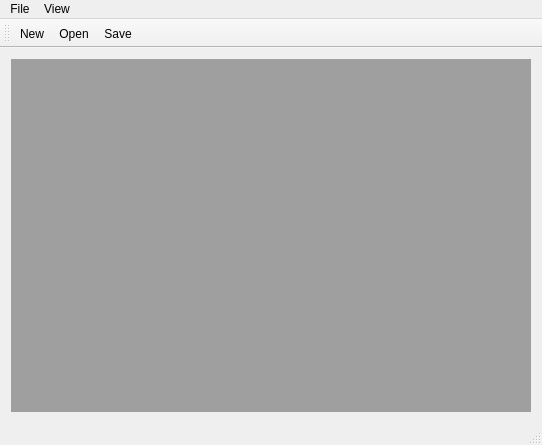
This is src/apps/Daqster/mainwindow.ui in samiavasil/temporary as Qt 5 draws it before an edit. The edited form follows.
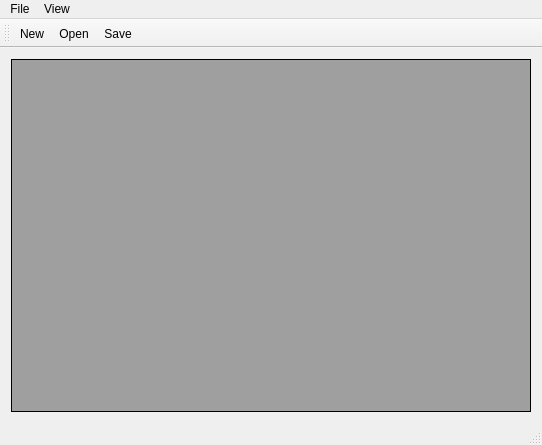
This is the edited form. Icons and pictures are not drawn.

Patch:
```diff
--- a/src/apps/Daqster/mainwindow.ui
+++ b/src/apps/Daqster/mainwindow.ui
@@ -32,11 +32,20 @@
       <property name="mouseTracking">
        <bool>false</bool>
       </property>
+      <property name="layoutDirection">
+       <enum>Qt::RightToLeft</enum>
+      </property>
       <property name="autoFillBackground">
        <bool>true</bool>
       </property>
+      <property name="frameShape">
+       <enum>QFrame::Box</enum>
+      </property>
+      <property name="activationOrder">
+       <enum>QMdiArea::CreationOrder</enum>
+      </property>
       <property name="viewMode">
-       <enum>QMdiArea::TabbedView</enum>
+       <enum>QMdiArea::SubWindowView</enum>
       </property>
       <property name="documentMode">
        <bool>true</bool>
@@ -45,7 +54,7 @@
        <enum>QTabWidget::Rounded</enum>
       </property>
       <property name="tabPosition">
-       <enum>QTabWidget::South</enum>
+       <enum>QTabWidget::East</enum>
       </property>
      </widget>
     </item>
```
